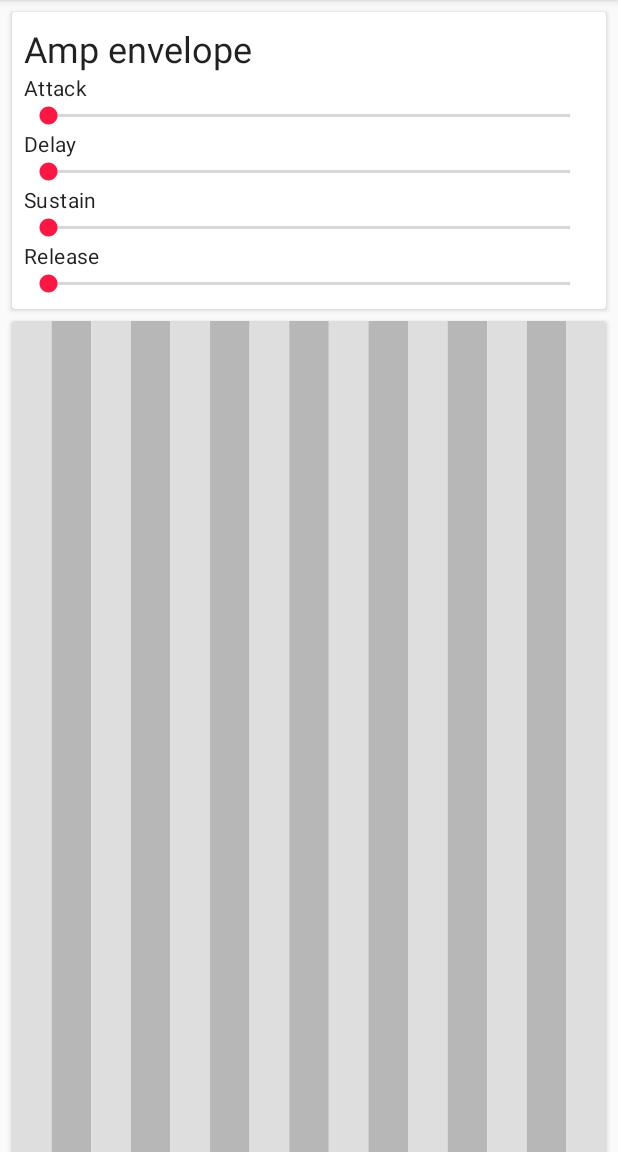
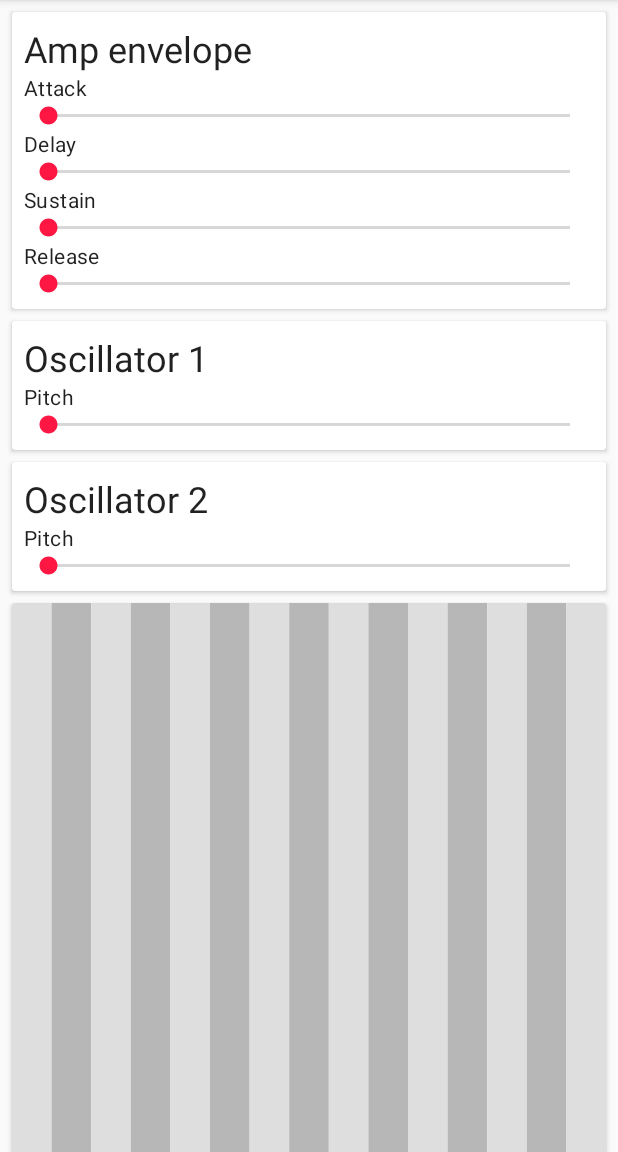
Before and after one commit to jonnyandrew/synth, an Android app: the screen it shows after launch (MainActivity), on a phone screen of 412 x 824 dp, the part 84-1236 px from its top. Run offline under Robolectric (Android 15) with nearby library versions, the phone set to English and light mode, and no system bars; our stand-ins replace Dagger/Hilt's generated code, navigation-ui; 13 statements that could not run were skipped.

Commit message:
Add UI for oscillator pitch control

```diff
--- a/app/src/main/java/com/flatmapdev/synth/mainUi/MainFragment.kt
+++ b/app/src/main/java/com/flatmapdev/synth/mainUi/MainFragment.kt
@@ -18,9 +18,12 @@ import com.flatmapdev.synth.app.App
 import com.flatmapdev.synth.engineCore.model.Envelope
 import com.flatmapdev.synth.keyboardCore.model.Key
 import com.flatmapdev.synth.oscillatorCore.model.Oscillator
+import com.flatmapdev.synth.shared.ui.util.getProgressFromMiddle
+import com.flatmapdev.synth.shared.ui.util.setProgressFromMiddle
 import javax.inject.Inject
 import kotlinx.android.synthetic.main.fragment_main.*
 import kotlinx.android.synthetic.main.view_amp_envelope.*
+import kotlinx.android.synthetic.main.view_osc.view.*
 
 class MainFragment : Fragment(R.layout.fragment_main) {
     @Inject
@@ -63,16 +66,15 @@ class MainFragment : Fragment(R.layout.fragment_main) {
         })
 
         oscillatorViewModel.oscillator1.observe(viewLifecycleOwner, Observer {
-            // TODO
+            osc1Controls.oscControlsPitchSeekBar.setProgressFromMiddle(it.pitchOffset)
         })
 
         oscillatorViewModel.oscillator2.observe(viewLifecycleOwner, Observer {
-            // TODO
+            osc2Controls.oscControlsPitchSeekBar.setProgressFromMiddle(it.pitchOffset)
         })
 
-        oscillatorViewModel.setOscillator1(Oscillator(12))
-        oscillatorViewModel.setOscillator2(Oscillator(24))
         setupAmpEnvelopeControls()
+        setUpOscillatorControls()
     }
 
     override fun onCreateOptionsMenu(menu: Menu, inflater: MenuInflater) {
@@ -135,4 +137,36 @@ class MainFragment : Fragment(R.layout.fragment_main) {
         ampEnvelopeControlsSustainSeekBar.setOnSeekBarChangeListener(seekBarChangeListener)
         ampEnvelopeControlsReleaseSeekBar.setOnSeekBarChangeListener(seekBarChangeListener)
     }
+
+    private fun setUpOscillatorControls() {
+        osc1Controls.oscControlsTitle.text = getString(R.string.osc_title, 1)
+        osc1Controls.oscControlsPitchSeekBar.setOnSeekBarChangeListener(object :
+            SeekBar.OnSeekBarChangeListener {
+            override fun onProgressChanged(seekBar: SeekBar, progress: Int, fromUser: Boolean) {
+                if (fromUser) {
+                    oscillatorViewModel.setOscillator1(
+                        Oscillator(seekBar.getProgressFromMiddle())
+                    )
+                }
+            }
+
+            override fun onStartTrackingTouch(seekBar: SeekBar?) {}
+            override fun onStopTrackingTouch(seekBar: SeekBar?) {}
+        })
+        osc2Controls.oscControlsTitle.text = getString(R.string.osc_title, 2)
+        osc2Controls.oscControlsPitchSeekBar.setOnSeekBarChangeListener(
+            object : SeekBar.OnSeekBarChangeListener {
+                override fun onProgressChanged(seekBar: SeekBar, progress: Int, fromUser: Boolean) {
+                    if (fromUser) {
+                        oscillatorViewModel.setOscillator2(
+                            Oscillator(seekBar.getProgressFromMiddle())
+                        )
+                    }
+                }
+
+                override fun onStartTrackingTouch(seekBar: SeekBar?) {}
+                override fun onStopTrackingTouch(seekBar: SeekBar?) {}
+            }
+        )
+    }
 }
--- a/app/src/main/res/layout/fragment_main.xml
+++ b/app/src/main/res/layout/fragment_main.xml
@@ -14,12 +14,44 @@
         android:layout_marginStart="8dp"
         android:layout_marginEnd="8dp"
         app:contentPadding="8dp"
-        app:layout_constraintBottom_toTopOf="@id/keyboardContainer"
+        app:layout_constraintBottom_toTopOf="@id/osc1Controls"
         app:layout_constraintEnd_toEndOf="parent"
         app:layout_constraintStart_toStartOf="parent"
         app:layout_constraintTop_toTopOf="parent">
 
         <include layout="@layout/view_amp_envelope" />
+    </androidx.cardview.widget.CardView>
+
+    <androidx.cardview.widget.CardView
+        android:id="@+id/osc1Controls"
+        android:layout_width="match_parent"
+        android:layout_height="wrap_content"
+        android:layout_marginTop="8dp"
+        android:layout_marginStart="8dp"
+        android:layout_marginEnd="8dp"
+        app:contentPadding="8dp"
+        app:layout_constraintBottom_toTopOf="@id/osc2Controls"
+        app:layout_constraintEnd_toEndOf="parent"
+        app:layout_constraintStart_toStartOf="parent"
+        app:layout_constraintTop_toBottomOf="@id/ampEnvelopeControls">
+
+        <include layout="@layout/view_osc" />
+    </androidx.cardview.widget.CardView>
+
+    <androidx.cardview.widget.CardView
+        android:id="@+id/osc2Controls"
+        android:layout_width="match_parent"
+        android:layout_height="wrap_content"
+        android:layout_marginTop="8dp"
+        android:layout_marginStart="8dp"
+        android:layout_marginEnd="8dp"
+        app:contentPadding="8dp"
+        app:layout_constraintBottom_toTopOf="@id/keyboardContainer"
+        app:layout_constraintEnd_toEndOf="parent"
+        app:layout_constraintStart_toStartOf="parent"
+        app:layout_constraintTop_toBottomOf="@id/osc1Controls">
+
+        <include layout="@layout/view_osc" />
     </androidx.cardview.widget.CardView>
 
     <androidx.cardview.widget.CardView
@@ -32,7 +64,7 @@
         app:layout_constraintBottom_toBottomOf="parent"
         app:layout_constraintEnd_toEndOf="parent"
         app:layout_constraintStart_toStartOf="parent"
-        app:layout_constraintTop_toBottomOf="@id/ampEnvelopeControls">
+        app:layout_constraintTop_toBottomOf="@id/osc2Controls">
 
         <com.flatmapdev.synth.mainUi.KeyboardView
             android:id="@+id/keyboard"
--- /dev/null
+++ b/app/src/main/res/layout/view_osc.xml
@@ -0,0 +1,27 @@
+<?xml version="1.0" encoding="utf-8"?>
+<LinearLayout xmlns:android="http://schemas.android.com/apk/res/android"
+    xmlns:tools="http://schemas.android.com/tools"
+    android:layout_width="match_parent"
+    android:layout_height="match_parent"
+    android:orientation="vertical">
+
+    <TextView
+        android:id="@+id/oscControlsTitle"
+        android:layout_width="match_parent"
+        android:layout_height="wrap_content"
+        android:textAppearance="@style/TextAppearance.MaterialComponents.Headline5"
+        tools:text="Oscillator 1" />
+
+    <TextView
+        android:id="@+id/oscControlsPitch"
+        android:layout_width="match_parent"
+        android:layout_height="wrap_content"
+        android:text="@string/osc_pitch_offset"
+        android:textAppearance="@style/TextAppearance.MaterialComponents.Body2" />
+
+    <SeekBar
+        android:id="@+id/oscControlsPitchSeekBar"
+        android:layout_width="match_parent"
+        android:layout_height="wrap_content" />
+
+</LinearLayout>
--- a/app/src/main/res/values/strings.xml
+++ b/app/src/main/res/values/strings.xml
@@ -9,6 +9,8 @@
     <string name="amp_envelope_decay">Delay</string>
     <string name="amp_envelope_sustain">Sustain</string>
     <string name="amp_envelope_release">Release</string>
+    <string name="osc_title">Oscillator %1$d</string>
+    <string name="osc_pitch_offset">Pitch</string>
     <string name="menu_main_about">About</string>
     <string name="about_title">About</string>
 </resources>
```
Also changed, not shown: app/src/main/java/com/flatmapdev/synth/shared/ui/util/SeekBarProgressUtil.kt (added, +11 -0 lines), 2 other files.
